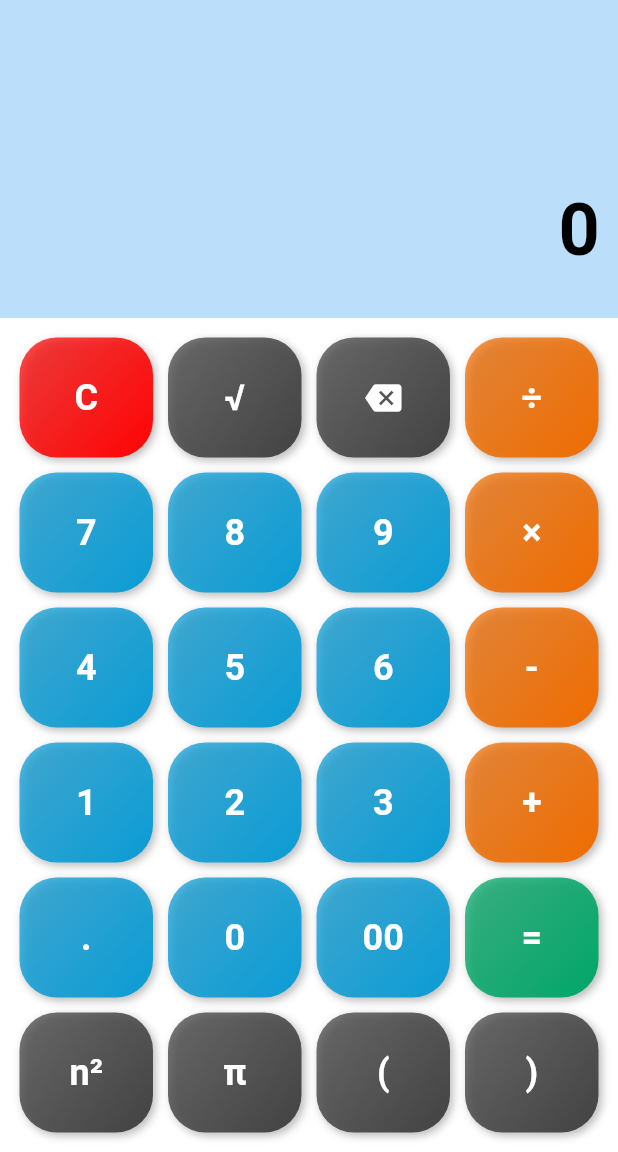
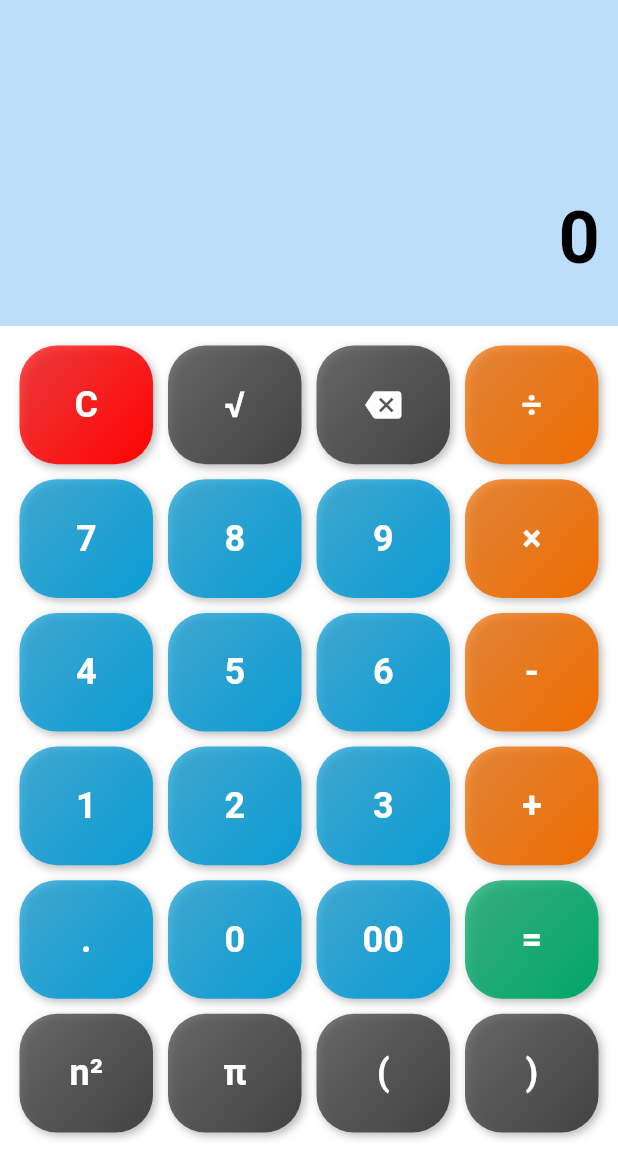
Before and after one commit to tanvirarifsiddiqui/calculator, a Flutter app: the screen it shows after launch, on a phone screen of 412 x 824 dp, the part 84-1236 px from its top. Run offline on Flutter 3.47's test engine with Material 3 defaults, Android fonts, the phone set to English and light mode, and no system bars; drawn by our look-alikes of auto_size_text; our stand-ins replace math_expressions.

Commit message:
testing checked

```diff
--- a/lib/calculator_page/calculator_button.dart
+++ b/lib/calculator_page/calculator_button.dart
@@ -1,9 +1,9 @@
 import 'package:flutter/material.dart';
 
-Widget buildButton(String buttonText, Color buttonColor, void Function(String) onPressed, {IconData? icon}) {
+Widget buildButton(BuildContext context, String buttonText, Color buttonColor, void Function(String) onPressed, {IconData? icon}) {
   return Expanded(
     child: Container(
-      height: 80,
+      height: MediaQuery.of(context).size.height*.096,
       margin: EdgeInsets.all(5.0),
       decoration: BoxDecoration(
         gradient: LinearGradient(
--- a/lib/calculator_page/calculator_page.dart
+++ b/lib/calculator_page/calculator_page.dart
@@ -170,50 +170,50 @@ class _CalculatorState extends State<Calculator> {
               children: [
                 Row(
                   children: [
-                    buildButton("C", const Color(0xFFFF0303), buttonPressed),
-                    buildButton("√", Colors.grey.shade800, buttonPressed),
-                    buildButton("←", Colors.grey.shade800, buttonPressed, icon: Icons.backspace),
-                    buildButton("÷", Colors.orange.shade800, buttonPressed),
+                    buildButton(context,"C", const Color(0xFFFF0303), buttonPressed),
+                    buildButton(context,"√", Colors.grey.shade800, buttonPressed),
+                    buildButton(context,"←", Colors.grey.shade800, buttonPressed, icon: Icons.backspace),
+                    buildButton(context,"÷", Colors.orange.shade800, buttonPressed),
                   ],
                 ),
                 Row(
                   children: [
-                    buildButton("7", AppConstants.secondaryColor, buttonPressed),
-                    buildButton("8", AppConstants.secondaryColor, buttonPressed),
-                    buildButton("9", AppConstants.secondaryColor, buttonPressed),
-                    buildButton("×", Colors.orange.shade800, buttonPressed),
+                    buildButton(context,"7", AppConstants.secondaryColor, buttonPressed),
+                    buildButton(context,"8", AppConstants.secondaryColor, buttonPressed),
+                    buildButton(context,"9", AppConstants.secondaryColor, buttonPressed),
+                    buildButton(context,"×", Colors.orange.shade800, buttonPressed),
                   ],
                 ),
                 Row(
                   children: [
-                    buildButton("4", AppConstants.secondaryColor, buttonPressed),
-                    buildButton("5", AppConstants.secondaryColor, buttonPressed),
-                    buildButton("6", AppConstants.secondaryColor, buttonPressed),
-                    buildButton("-", Colors.orange.shade800, buttonPressed),
+                    buildButton(context,"4", AppConstants.secondaryColor, buttonPressed),
+                    buildButton(context,"5", AppConstants.secondaryColor, buttonPressed),
+                    buildButton(context,"6", AppConstants.secondaryColor, buttonPressed),
+                    buildButton(context,"-", Colors.orange.shade800, buttonPressed),
                   ],
                 ),
                 Row(
                   children: [
-                    buildButton("1", AppConstants.secondaryColor, buttonPressed),
-                    buildButton("2", AppConstants.secondaryColor, buttonPressed),
-                    buildButton("3", AppConstants.secondaryColor, buttonPressed),
-                    buildButton("+", Colors.orange.shade800, buttonPressed),
+                    buildButton(context,"1", AppConstants.secondaryColor, buttonPressed),
+                    buildButton(context,"2", AppConstants.secondaryColor, buttonPressed),
+                    buildButton(context,"3", AppConstants.secondaryColor, buttonPressed),
+                    buildButton(context,"+", Colors.orange.shade800, buttonPressed),
                   ],
                 ),
                 Row(
                   children: [
-                    buildButton(".", AppConstants.secondaryColor, buttonPressed),
-                    buildButton("0", AppConstants.secondaryColor, buttonPressed),
-                    buildButton("00", AppConstants.secondaryColor, buttonPressed),
-                    buildButton("=", const Color(0xFF00A667), buttonPressed),
+                    buildButton(context,".", AppConstants.secondaryColor, buttonPressed),
+                    buildButton(context,"0", AppConstants.secondaryColor, buttonPressed),
+                    buildButton(context,"00", AppConstants.secondaryColor, buttonPressed),
+                    buildButton(context,"=", const Color(0xFF00A667), buttonPressed),
                   ],
                 ),
                 Row(
                   children: [
-                    buildButton("n²", Colors.grey.shade800, buttonPressed),
-                    buildButton("π", Colors.grey.shade800, buttonPressed),
-                    buildButton("(", Colors.grey.shade800, buttonPressed),
-                    buildButton(")", Colors.grey.shade800, buttonPressed),
+                    buildButton(context,"n²", Colors.grey.shade800, buttonPressed),
+                    buildButton(context,"π", Colors.grey.shade800, buttonPressed),
+                    buildButton(context,"(", Colors.grey.shade800, buttonPressed),
+                    buildButton(context,")", Colors.grey.shade800, buttonPressed),
                   ],
                 ),
               ],
```
